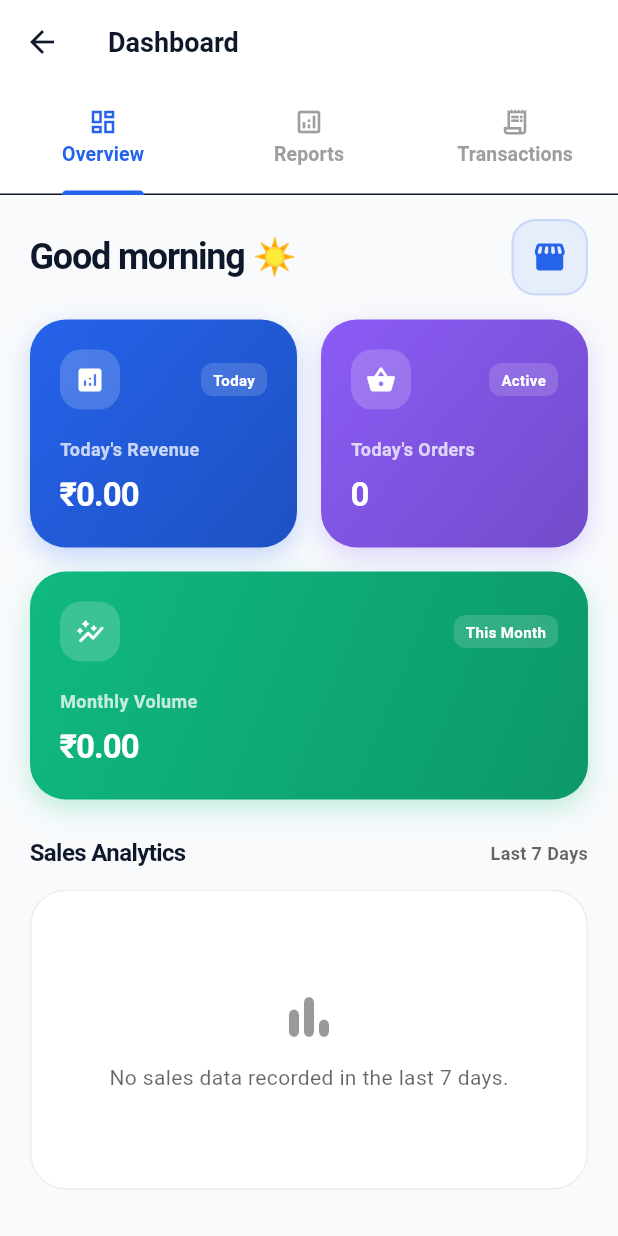
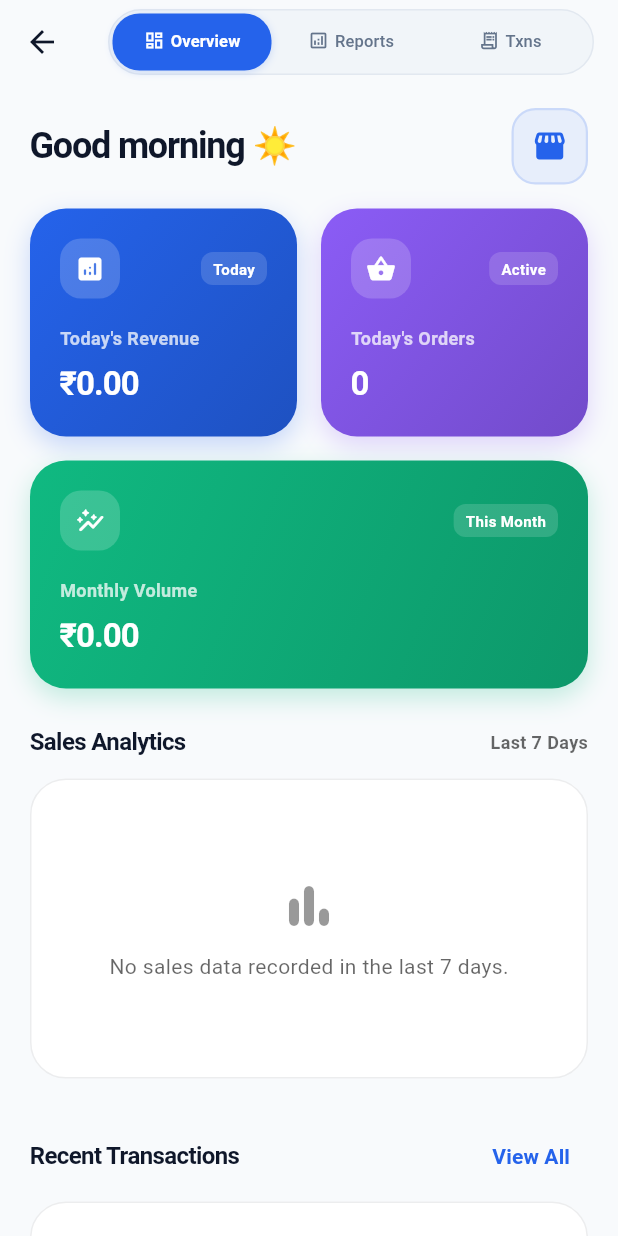
Before and after one commit to NYLEXWEB/Billing-System-Software, a Flutter app: the DashboardScreen screen opened directly, on a phone screen of 412 x 824 dp. Run offline on Flutter 3.47's test engine with Material 3 defaults, Android fonts, the phone set to English and light mode, and no system bars; our stand-ins replace fl_chart, flutter_secure_storage, google_sign_in, pdf, printing, sqflite and 2 more; missing offline and left inert: encrypt, esc_pos_utils_plus, extension_google_sign_in_as_googleapis_auth, googleapis, mobile_scanner, pointycastle and 1 more; accounts and stored records are empty; statements that could not run were skipped.

```diff
--- a/lib/screens/dashboard_screen.dart
+++ b/lib/screens/dashboard_screen.dart
@@ -109,27 +109,77 @@ class _DashboardScreenState extends State<DashboardScreen> {
 
   @override
   Widget build(BuildContext context) {
-    final businessProvider = Provider.of<BusinessProvider>(context);
-    final shop = businessProvider.business;
+    final theme = Theme.of(context);
+    final isDark = theme.brightness == Brightness.dark;
 
     return DefaultTabController(
       length: 3,
       child: Scaffold(
         appBar: AppBar(
-          title: Text(
-            shop?.name ?? "Dashboard",
-            style: const TextStyle(fontWeight: FontWeight.bold, fontSize: 18),
-          ),
-          bottom: const TabBar(
-            indicatorColor: Color(0xFF2563EB),
-            labelColor: Color(0xFF2563EB),
-            unselectedLabelColor: Colors.grey,
-            labelStyle: TextStyle(fontWeight: FontWeight.bold, fontSize: 13),
-            tabs: [
-              Tab(text: "Overview", icon: Icon(Icons.dashboard_outlined, size: 20)),
-              Tab(text: "Reports", icon: Icon(Icons.analytics_outlined, size: 20)),
-              Tab(text: "Transactions", icon: Icon(Icons.receipt_long_outlined, size: 20)),
-            ],
+          elevation: 0,
+          backgroundColor: Colors.transparent,
+          title: Container(
+            height: 44,
+            padding: const EdgeInsets.symmetric(horizontal: 2, vertical: 2),
+            decoration: BoxDecoration(
+              color: isDark ? Colors.grey[900] : const Color(0xFFF1F5F9),
+              borderRadius: BorderRadius.circular(22),
+              border: Border.all(
+                color: isDark ? Colors.grey[800]! : const Color(0xFFE2E8F0),
+                width: 1,
+              ),
+            ),
+            child: TabBar(
+              indicator: BoxDecoration(
+                color: const Color(0xFF2563EB),
+                borderRadius: BorderRadius.circular(18),
+                boxShadow: [
+                  BoxShadow(
+                    color: const Color(0xFF2563EB).withOpacity(0.2),
+                    blurRadius: 4,
+                    offset: const Offset(0, 1),
+                  ),
+                ],
+              ),
+              indicatorSize: TabBarIndicatorSize.tab,
+              labelColor: Colors.white,
+              unselectedLabelColor: isDark ? Colors.grey[400] : const Color(0xFF64748B),
+              labelStyle: const TextStyle(fontWeight: FontWeight.bold, fontSize: 11),
+              unselectedLabelStyle: const TextStyle(fontWeight: FontWeight.semibold, fontSize: 11),
+              dividerColor: Colors.transparent,
+              tabs: const [
+                Tab(
+                  child: Row(
+                    mainAxisAlignment: MainAxisAlignment.center,
+                    children: [
+                      Icon(Icons.dashboard_outlined, size: 14),
+                      SizedBox(width: 4),
+                      Text("Overview"),
+                    ],
+                  ),
+                ),
+                Tab(
+                  child: Row(
+                    mainAxisAlignment: MainAxisAlignment.center,
+                    children: [
+                      Icon(Icons.analytics_outlined, size: 14),
+                      SizedBox(width: 4),
+                      Text("Reports"),
+                    ],
+                  ),
+                ),
+                Tab(
+                  child: Row(
+                    mainAxisAlignment: MainAxisAlignment.center,
+                    children: [
+                      Icon(Icons.receipt_long_outlined, size: 14),
+                      SizedBox(width: 4),
+                      Text("Txns"),
+                    ],
+                  ),
+                ),
+              ],
+            ),
           ),
         ),
         body: TabBarView(
```
Also changed, not shown: lib/screens/product_management_screen.dart (+36 -110 lines).
